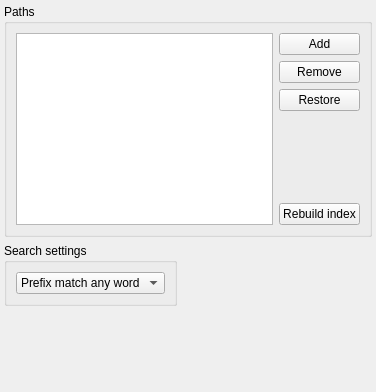
This is src/services/appindex/appindexwidget.ui in albertlauncher/albert as Qt 5 draws it before an edit. The edited form follows.
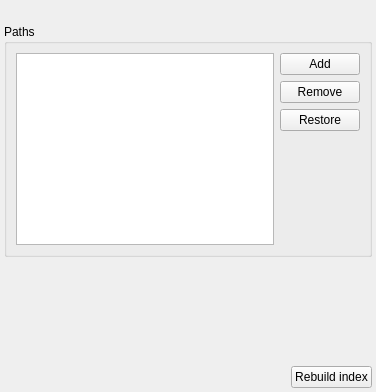
This is the edited form. Icons and pictures are not drawn.

```diff
--- a/src/services/appindex/appindexwidget.ui
+++ b/src/services/appindex/appindexwidget.ui
@@ -23,6 +23,23 @@
    <property name="bottomMargin">
     <number>4</number>
    </property>
+   <item>
+    <layout class="QHBoxLayout" name="hl_1strow">
+     <item>
+      <spacer name="horizontalSpacer">
+       <property name="orientation">
+        <enum>Qt::Horizontal</enum>
+       </property>
+       <property name="sizeHint" stdset="0">
+        <size>
+         <width>40</width>
+         <height>20</height>
+        </size>
+       </property>
+      </spacer>
+     </item>
+    </layout>
+   </item>
    <item>
     <widget class="QGroupBox" name="groupBox_1">
      <property name="title">
@@ -77,71 +94,11 @@
           </property>
          </spacer>
         </item>
-        <item>
-         <widget class="QPushButton" name="pb_rebuildIndex">
-          <property name="sizePolicy">
-           <sizepolicy hsizetype="Fixed" vsizetype="Fixed">
-            <horstretch>0</horstretch>
-            <verstretch>0</verstretch>
-           </sizepolicy>
-          </property>
-          <property name="text">
-           <string>Rebuild index</string>
-          </property>
-         </widget>
-        </item>
        </layout>
       </item>
      </layout>
     </widget>
    </item>
-   <item>
-    <layout class="QHBoxLayout" name="horizontalLayout_2">
-     <item>
-      <widget class="QGroupBox" name="groupBox_2">
-       <property name="title">
-        <string>Search settings</string>
-       </property>
-       <layout class="QVBoxLayout" name="verticalLayout_2">
-        <item>
-         <widget class="QComboBox" name="cb_searchType">
-          <item>
-           <property name="text">
-            <string>Prefix match any word</string>
-           </property>
-          </item>
-          <item>
-           <property name="text">
-            <string>Fuzzy search</string>
-           </property>
-          </item>
-         </widget>
-        </item>
-       </layout>
-      </widget>
-     </item>
-     <item>
-      <spacer name="horizontalSpacer">
-       <property name="orientation">
-        <enum>Qt::Horizontal</enum>
-       </property>
-       <property name="sizeHint" stdset="0">
-        <size>
-         <width>40</width>
-         <height>20</height>
-        </size>
-       </property>
-      </spacer>
-     </item>
-     <item>
-      <widget class="QLabel" name="lbl_info">
-       <property name="text">
-        <string/>
-       </property>
-      </widget>
-     </item>
-    </layout>
-   </item>
    <item>
     <spacer name="verticalSpacer">
      <property name="orientation">
@@ -155,6 +112,43 @@
      </property>
     </spacer>
    </item>
+   <item>
+    <layout class="QHBoxLayout" name="horizontalLayout">
+     <item>
+      <widget class="QLabel" name="lbl_info">
+       <property name="text">
+        <string/>
+       </property>
+      </widget>
+     </item>
+     <item>
+      <spacer name="horizontalSpacer_2">
+       <property name="orientation">
+        <enum>Qt::Horizontal</enum>
+       </property>
+       <property name="sizeHint" stdset="0">
+        <size>
+         <width>40</width>
+         <height>20</height>
+        </size>
+       </property>
+      </spacer>
+     </item>
+     <item>
+      <widget class="QPushButton" name="pb_rebuildIndex">
+       <property name="sizePolicy">
+        <sizepolicy hsizetype="Fixed" vsizetype="Fixed">
+         <horstretch>0</horstretch>
+         <verstretch>0</verstretch>
+        </sizepolicy>
+       </property>
+       <property name="text">
+        <string>Rebuild index</string>
+       </property>
+      </widget>
+     </item>
+    </layout>
+   </item>
   </layout>
  </widget>
  <resources/>
```
